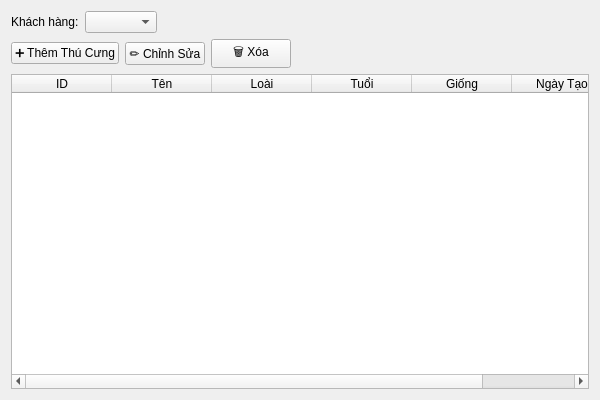
Huypp11/Nhom8.QLDV-chamsocthucung-, file NHOM8QLTC/pet_ui.ui: the form before one commit.
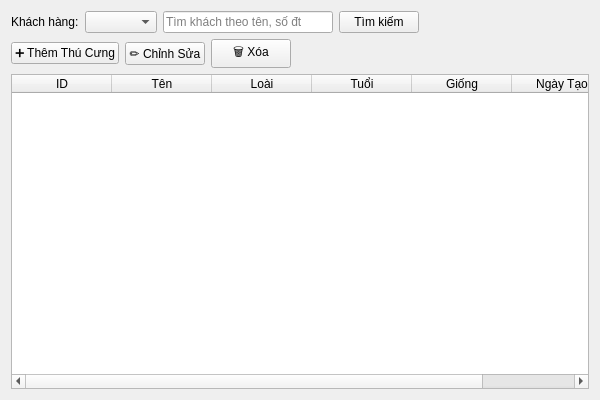
The form after the commit.

Patch:
```diff
--- a/NHOM8QLTC/pet_ui.ui
+++ b/NHOM8QLTC/pet_ui.ui
@@ -19,7 +19,7 @@
   <property name="windowTitle">
    <string>Quản Lý Thú Cưng</string>
   </property>
-  <layout class="QVBoxLayout" name="verticalLayout">
+  <layout class="QVBoxLayout" name="verticalLayout" stretch="0,0,1">
    <item>
     <layout class="QHBoxLayout" name="filterLayout">
      <item>
@@ -32,6 +32,20 @@
      <item>
       <widget class="QComboBox" name="customer_combo"/>
      </item>
+     <item>
+      <widget class="QLineEdit" name="txt_tim">
+       <property name="placeholderText">
+        <string>Tìm khách theo tên, số đt</string>
+       </property>
+      </widget>
+     </item>
+     <item>
+      <widget class="QPushButton" name="btn_timkiem">
+       <property name="text">
+        <string>Tìm kiếm</string>
+       </property>
+      </widget>
+     </item>
      <item>
       <spacer name="filterSpacer">
        <property name="orientation">
```
